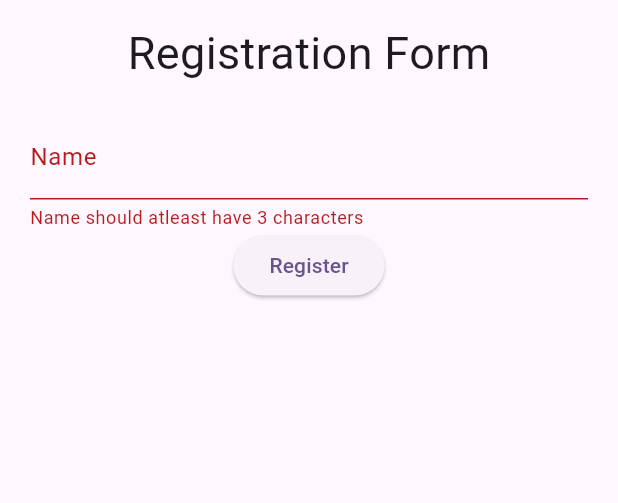
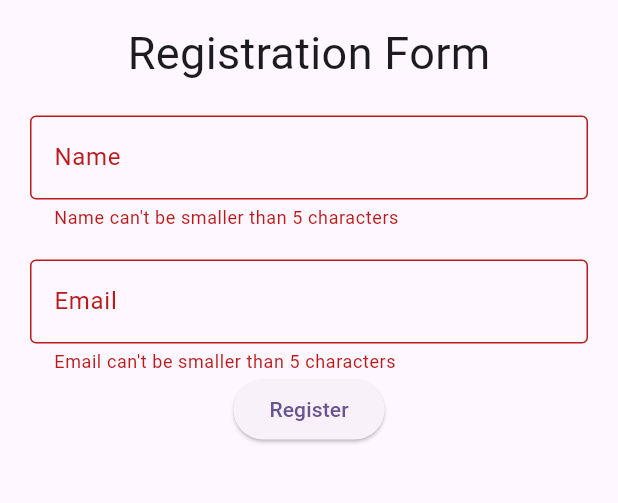
Before and after one commit to skillyheads/scet-flutter, a Flutter app: the screen it shows after launch, after a tap on "Register", on a phone screen of 412 x 824 dp, the part 63-566 px from its top. Run offline on Flutter 3.47's test engine with Material 3 defaults, Android fonts, the phone set to English and light mode, and no system bars; our stand-ins replace shared_preferences.

Commit message:
Commit#5

```diff
--- a/registrations_showcase/lib/main.dart
+++ b/registrations_showcase/lib/main.dart
@@ -54,6 +54,8 @@ class RegistrationForm extends StatefulWidget {
 
 class _RegistrationFormState extends State<RegistrationForm> {
   final _formKey = GlobalKey<FormState>();
+  final _nameController = TextEditingController();
+  final _emailController = TextEditingController();
   @override
   Widget build(BuildContext context) {
     return Container(
@@ -63,26 +65,41 @@ class _RegistrationFormState extends State<RegistrationForm> {
         child: Column(
           children: [
             TextFormField(
-              keyboardType: TextInputType.text,
-              obscureText: false,
+              controller: _nameController,
               decoration: InputDecoration(
-                labelText: 'Name',
-                border: UnderlineInputBorder(),
+                label: Text('Name'),
+                border: OutlineInputBorder(),
               ),
               validator: (value) {
-                if (value!.length < 3) {
-                  return "Name should atleast have 3 characters";
+                if (value == null || value.length < 5) {
+                  return "Name can't be smaller than 5 characters";
                 }
                 return null;
               },
             ),
+            SizedBox(height: 20),
+            TextFormField(
+              controller: _emailController,
+              decoration: InputDecoration(
+                label: Text('Email'),
+                border: OutlineInputBorder(),
+              ),
+              validator: (value) {
+                if (value == null || value.length < 5) {
+                  return "Email can't be smaller than 5 characters";
+                }
+                return null;
+              },
+            ),
+
             ElevatedButton(
               onPressed: () {
                 bool isValid = _formKey.currentState!.validate();
                 if (isValid) {
+                  String data = _emailController.text;
                   ScaffoldMessenger.of(
                     context,
-                  ).showSnackBar(SnackBar(content: Text('Form is valid!')));
+                  ).showSnackBar(SnackBar(content: Text(data)));
                 }
               },
               child: Text('Register'),
```
